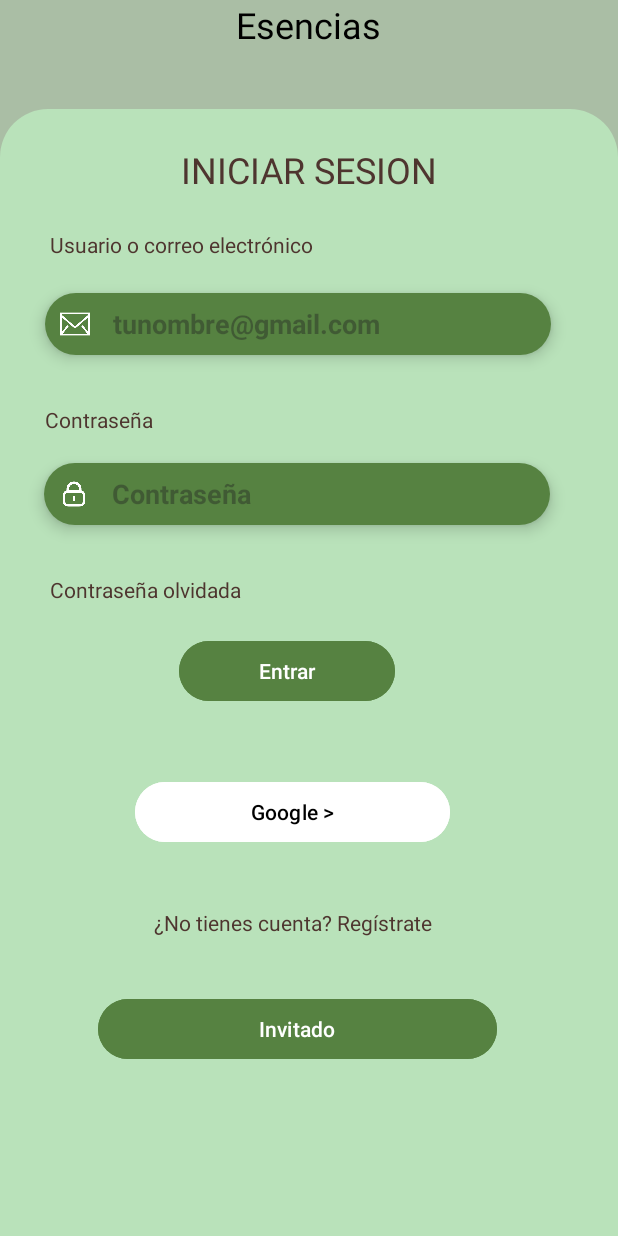
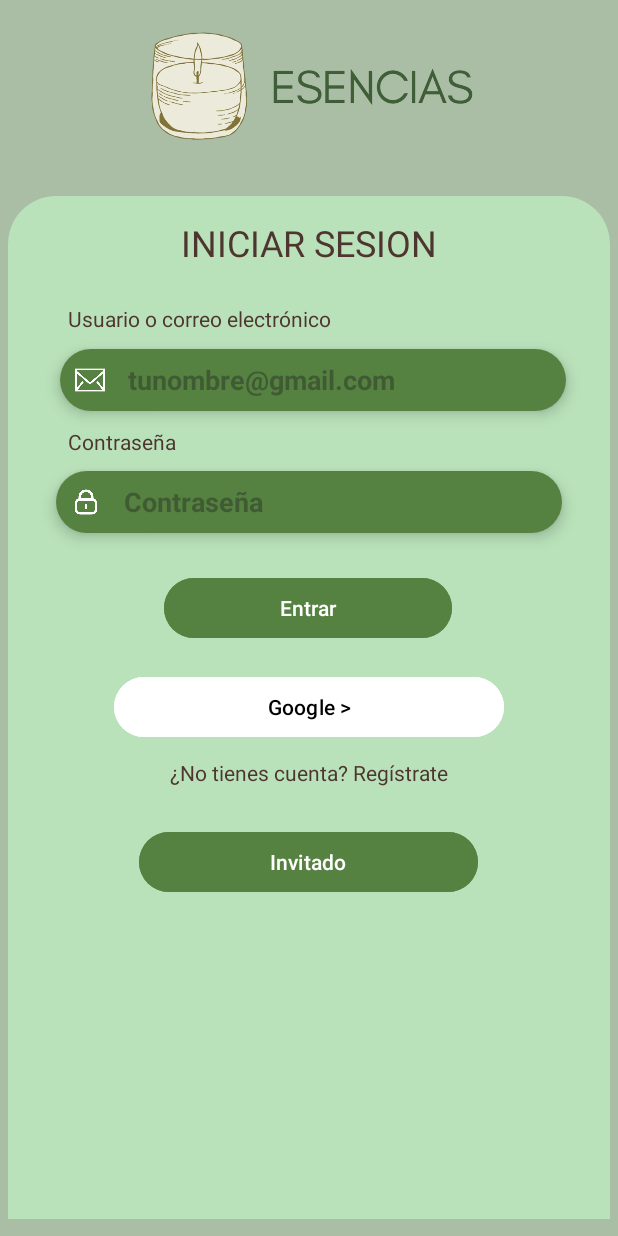
Before and after one commit to andrearodriguez7/Proyecto-Android-Esencias, an Android app: the screen it shows after launch (LoginActivity), on a phone screen of 412 x 824 dp. Run offline under Robolectric (Android 15) with nearby library versions, the light colour scheme and no system bars.

Commit message:
login reestructurado

```diff
--- a/Esencias/app/src/main/res/layout/login_activity.xml
+++ b/Esencias/app/src/main/res/layout/login_activity.xml
@@ -1,5 +1,5 @@
 <?xml version="1.0" encoding="utf-8"?>
-<LinearLayout xmlns:android="http://schemas.android.com/apk/res/android"
+<androidx.constraintlayout.widget.ConstraintLayout xmlns:android="http://schemas.android.com/apk/res/android"
     xmlns:app="http://schemas.android.com/apk/res-auto"
     xmlns:tools="http://schemas.android.com/tools"
     android:id="@+id/main"
@@ -10,23 +10,26 @@
     android:paddingTop="70dp"
     android:orientation="vertical">
 
-    <TextView
-        android:id="@+id/textView2"
-        android:layout_width="wrap_content"
-        android:layout_height="wrap_content"
-        android:layout_gravity="center"
-        android:layout_marginBottom="40dp"
-        android:text="@string/app_name"
-        android:textColor="@android:color/black"
-        android:textSize="24sp"/>
+    <ImageView
+        android:id="@+id/imageView4"
+        android:layout_width="405dp"
+        android:layout_height="88dp"
+        android:layout_marginBottom="20dp"
+        app:layout_constraintBottom_toTopOf="@id/constraintLayout"
+        app:layout_constraintEnd_toEndOf="parent"
+        app:layout_constraintStart_toStartOf="parent"
+        app:layout_constraintTop_toTopOf="parent"
+        app:srcCompat="@drawable/logo" />
 
     <androidx.constraintlayout.widget.ConstraintLayout
-        android:layout_width="match_parent"
-        android:layout_height="match_parent"
-
+        android:id="@+id/constraintLayout"
+        android:layout_width="401dp"
+        android:layout_height="682dp"
         android:background="@drawable/border_radius"
-        tools:context=".LoginActivity"
-        tools:layout_editor_absoluteY="100dp">
+        app:layout_constraintBottom_toBottomOf="parent"
+        app:layout_constraintEnd_toEndOf="parent"
+        app:layout_constraintStart_toStartOf="parent"
+        app:layout_constraintTop_toBottomOf="@id/imageView4">
 
         <TextView
             android:id="@+id/textView3"
@@ -40,7 +43,7 @@
             app:layout_constraintEnd_toEndOf="parent"
             app:layout_constraintStart_toStartOf="parent"
             app:layout_constraintTop_toTopOf="parent"
-            app:layout_constraintVertical_bias="0.033" />
+            app:layout_constraintVertical_bias="0.023" />
 
         <TextView
             android:id="@+id/textView8"
@@ -48,12 +51,11 @@
             android:layout_height="wrap_content"
             android:text="¿No tienes cuenta? Regístrate"
             android:textColor="@color/TituloLogin"
-            app:layout_constraintBottom_toBottomOf="parent"
+            app:layout_constraintBottom_toTopOf="@+id/button"
             app:layout_constraintEnd_toEndOf="parent"
-            app:layout_constraintHorizontal_bias="0.453"
             app:layout_constraintStart_toStartOf="parent"
-            app:layout_constraintTop_toTopOf="parent"
-            app:layout_constraintVertical_bias="0.728" />
+            app:layout_constraintTop_toBottomOf="@+id/button3"
+            app:layout_constraintVertical_bias="0.279" />
 
         <TextView
             android:id="@+id/textView5"
@@ -63,78 +65,69 @@
             android:textColor="@color/TituloLogin"
             app:layout_constraintBottom_toBottomOf="parent"
             app:layout_constraintEnd_toEndOf="parent"
-            app:layout_constraintHorizontal_bias="0.141"
+            app:layout_constraintHorizontal_bias="0.178"
+            app:layout_constraintStart_toStartOf="parent"
+            app:layout_constraintTop_toBottomOf="@+id/textView3"
+            app:layout_constraintVertical_bias="0.04" />
+
+        <Button
+            android:id="@+id/button2"
+            android:layout_width="192dp"
+            android:layout_height="48dp"
+            android:layout_marginBottom="328dp"
+            android:backgroundTint="@color/TextBoxLogin"
+            android:text="Entrar"
+            app:layout_constraintBottom_toBottomOf="parent"
+            app:layout_constraintEnd_toEndOf="parent"
+            app:layout_constraintHorizontal_bias="0.497"
+            app:layout_constraintStart_toStartOf="parent"
+            app:layout_constraintTop_toBottomOf="@+id/linearLayout3"
+            app:layout_constraintVertical_bias="0.318" />
+
+        <Button
+            android:id="@+id/button3"
+            android:layout_width="260dp"
+            android:layout_height="48dp"
+            android:backgroundTint="@color/white"
+            android:elevation="6dp"
+            android:text="Google >"
+            android:textColor="@color/black"
+            app:layout_constraintBottom_toBottomOf="parent"
+            app:layout_constraintEnd_toEndOf="parent"
+            app:layout_constraintStart_toStartOf="parent"
+            app:layout_constraintTop_toBottomOf="@id/button2"
+            app:layout_constraintVertical_bias="0.054" />
+
+        <Button
+            android:id="@+id/button"
+            android:layout_width="226dp"
+            android:layout_height="48dp"
+            android:layout_marginTop="76dp"
+            android:backgroundTint="@color/TextBoxLogin"
+            android:text="Invitado"
+            app:layout_constraintBottom_toBottomOf="parent"
+            app:layout_constraintEnd_toEndOf="parent"
+            app:layout_constraintHorizontal_bias="0.497"
             app:layout_constraintStart_toStartOf="parent"
             app:layout_constraintTop_toTopOf="parent"
-            app:layout_constraintVertical_bias="0.11" />
-
-        <LinearLayout
-            android:layout_width="337dp"
-            android:elevation="6dp"
-            android:layout_height="41dp"
-            android:background="@drawable/text_radius"
-            android:gravity="center"
-            android:orientation="horizontal"
-            android:paddingStart="10dp"
-            android:paddingEnd="10dp"
-            app:layout_constraintBottom_toBottomOf="parent"
-            app:layout_constraintEnd_toEndOf="parent"
-            app:layout_constraintHorizontal_bias="0.405"
-            app:layout_constraintStart_toStartOf="parent"
-            app:layout_constraintTop_toTopOf="parent"
-            app:layout_constraintVertical_bias="0.173">
-
-            <ImageView
-                android:id="@+id/imageView"
-
-                android:layout_width="20dp"
-                android:layout_height="20dp"
-                android:src="@drawable/email"
-                tools:layout_editor_absoluteX="40dp"
-                tools:layout_editor_absoluteY="106dp" />
-
-            <EditText
-                android:layout_width="0dp"
-                android:layout_height="48dp"
-                android:layout_weight="1"
-                android:background="@android:color/transparent"
-                android:hint="tunombre@gmail.com"
-                android:inputType="textEmailAddress"
-                android:paddingStart="15dp"
-                android:paddingEnd="15dp"
-                android:textColor="@android:color/white"
-                android:textStyle="bold"
-                tools:layout_editor_absoluteX="60dp"
-                tools:layout_editor_absoluteY="92dp" />
-        </LinearLayout>
+            app:layout_constraintVertical_bias="0.617" />
 
         <TextView
             android:id="@+id/textView4"
             android:layout_width="wrap_content"
             android:layout_height="wrap_content"
+            android:layout_marginBottom="472dp"
             android:text="Contraseña"
             android:textColor="@color/TituloLogin"
             app:layout_constraintBottom_toBottomOf="parent"
             app:layout_constraintEnd_toEndOf="parent"
-            app:layout_constraintHorizontal_bias="0.088"
+            app:layout_constraintHorizontal_bias="0.121"
             app:layout_constraintStart_toStartOf="parent"
-            app:layout_constraintTop_toTopOf="parent"
-            app:layout_constraintVertical_bias="0.27" />
-
-        <TextView
-            android:id="@+id/textView7"
-            android:layout_width="wrap_content"
-            android:layout_height="wrap_content"
-            android:text="Contraseña olvidada"
-            android:textColor="@color/TituloLogin"
-            app:layout_constraintBottom_toBottomOf="parent"
-            app:layout_constraintEnd_toEndOf="parent"
-            app:layout_constraintHorizontal_bias="0.116"
-            app:layout_constraintStart_toStartOf="parent"
-            app:layout_constraintTop_toTopOf="parent"
-            app:layout_constraintVertical_bias="0.424" />
+            app:layout_constraintTop_toBottomOf="@+id/linearLayout2"
+            app:layout_constraintVertical_bias="0.224" />
 
         <LinearLayout
+            android:id="@+id/linearLayout3"
             android:layout_width="337dp"
             android:layout_height="41dp"
             android:background="@drawable/text_radius"
@@ -145,14 +138,12 @@
             android:paddingEnd="10dp"
             app:layout_constraintBottom_toBottomOf="parent"
             app:layout_constraintEnd_toEndOf="parent"
-            app:layout_constraintHorizontal_bias="0.391"
             app:layout_constraintStart_toStartOf="parent"
-            app:layout_constraintTop_toTopOf="parent"
-            app:layout_constraintVertical_bias="0.332">
+            app:layout_constraintTop_toBottomOf="@+id/linearLayout2"
+            app:layout_constraintVertical_bias="0.08">
 
             <ImageView
                 android:id="@+id/imageView2"
-
                 android:layout_width="20dp"
                 android:layout_height="20dp"
                 android:src="@drawable/lock" />
@@ -170,48 +161,42 @@
                 android:textStyle="bold" />
         </LinearLayout>
 
-
-        <Button
-            android:id="@+id/button2"
-            android:layout_width="144dp"
-            android:layout_height="48dp"
-            android:backgroundTint="@color/TextBoxLogin"
-            android:text="Entrar"
+        <LinearLayout
+            android:id="@+id/linearLayout2"
+            android:layout_width="337dp"
+            android:layout_height="41dp"
+            android:background="@drawable/text_radius"
+            android:elevation="6dp"
+            android:gravity="center"
+            android:orientation="horizontal"
+            android:paddingStart="10dp"
+            android:paddingEnd="10dp"
             app:layout_constraintBottom_toBottomOf="parent"
             app:layout_constraintEnd_toEndOf="parent"
-            app:layout_constraintHorizontal_bias="0.446"
+            app:layout_constraintHorizontal_bias="0.546"
             app:layout_constraintStart_toStartOf="parent"
-            app:layout_constraintTop_toTopOf="parent"
-            app:layout_constraintVertical_bias="0.499" />
+            app:layout_constraintTop_toBottomOf="@id/textView5"
+            app:layout_constraintVertical_bias="0.019">
 
-        <Button
-            android:id="@+id/button3"
-            android:layout_width="210dp"
-            android:layout_height="48dp"
-            android:backgroundTint="@color/white"
-            android:elevation="6dp"
-            android:text="Google >"
-            android:textColor="@color/black"
-            app:layout_constraintBottom_toBottomOf="parent"
-            app:layout_constraintEnd_toEndOf="parent"
-            app:layout_constraintHorizontal_bias="0.446"
-            app:layout_constraintStart_toStartOf="parent"
-            app:layout_constraintTop_toTopOf="parent"
-            app:layout_constraintVertical_bias="0.632" />
+            <ImageView
+                android:id="@+id/imageView"
+                android:layout_width="20dp"
+                android:layout_height="20dp"
+                android:src="@drawable/email" />
 
-        <Button
-            android:id="@+id/button"
-            android:layout_width="266dp"
-            android:layout_height="48dp"
-            android:backgroundTint="@color/TextBoxLogin"
-            android:text="Invitado"
-            app:layout_constraintBottom_toBottomOf="parent"
-            app:layout_constraintEnd_toEndOf="parent"
-            app:layout_constraintHorizontal_bias="0.446"
-            app:layout_constraintStart_toStartOf="parent"
-            app:layout_constraintTop_toTopOf="parent"
-            app:layout_constraintVertical_bias="0.838" />
+            <EditText
+                android:layout_width="0dp"
+                android:layout_height="48dp"
+                android:layout_weight="1"
+                android:background="@android:color/transparent"
+                android:hint="tunombre@gmail.com"
+                android:inputType="textEmailAddress"
+                android:paddingStart="15dp"
+                android:paddingEnd="15dp"
+                android:textColor="@android:color/white"
+                android:textStyle="bold" />
+        </LinearLayout>
 
     </androidx.constraintlayout.widget.ConstraintLayout>
 
-</LinearLayout>
+</androidx.constraintlayout.widget.ConstraintLayout>
```
